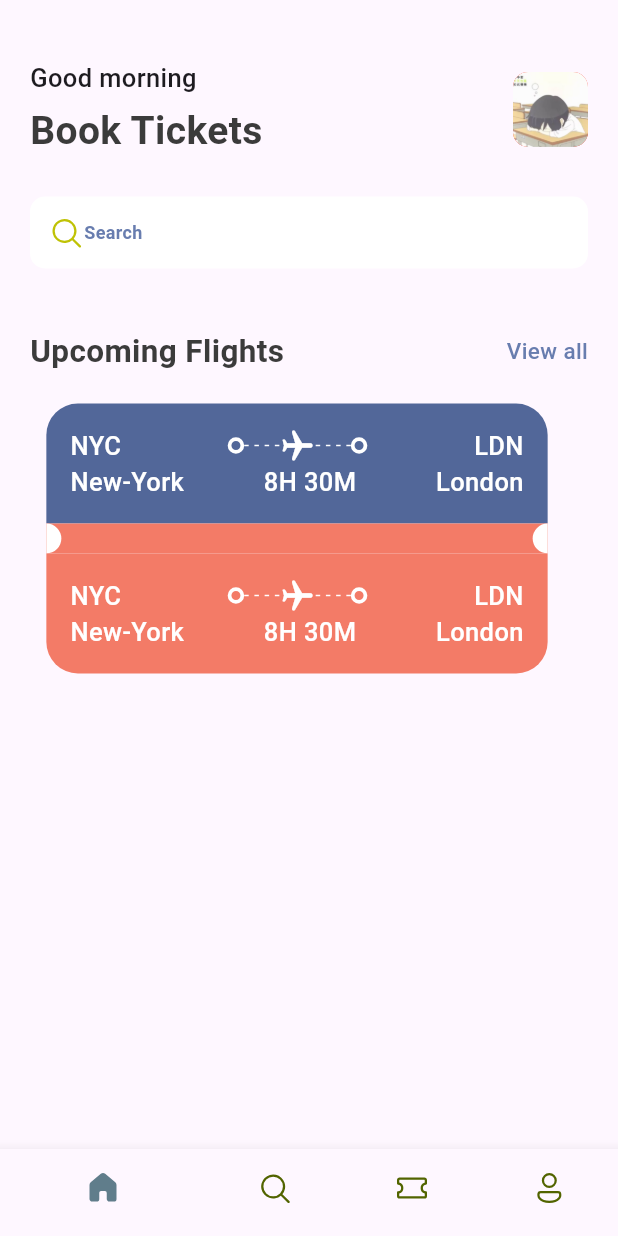
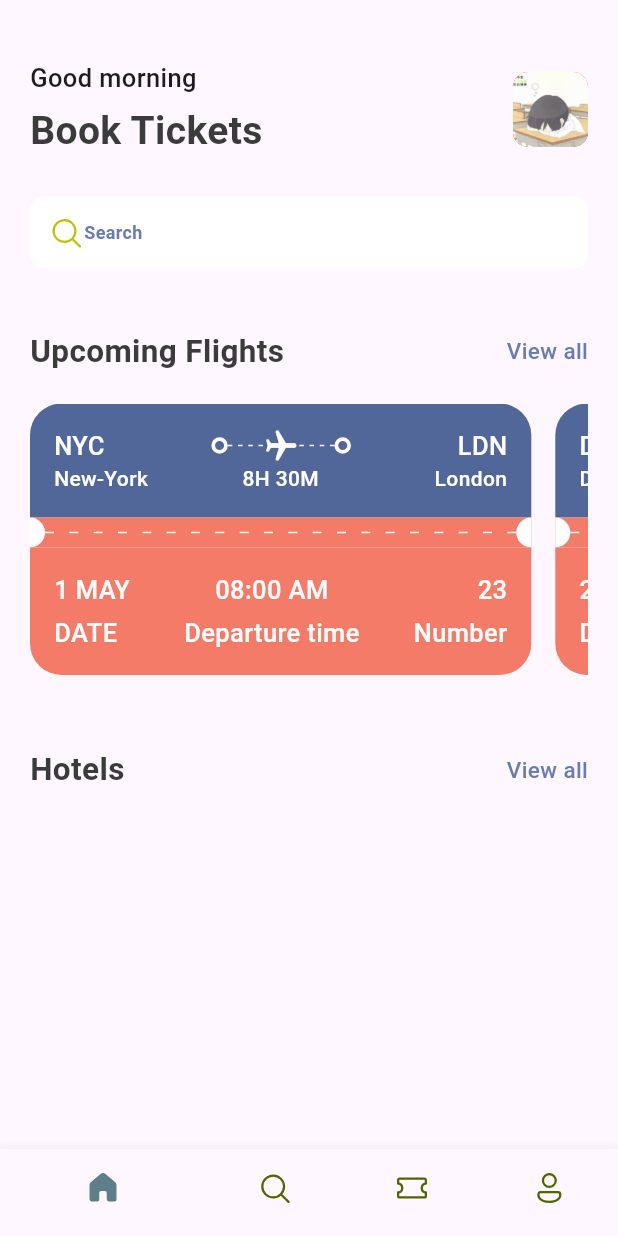
Before and after one commit to jifeicmk/tutorial-tickets, a Flutter app: the screen it shows after launch, on a phone screen of 412 x 824 dp. Run offline on Flutter 3.47's test engine with Material 3 defaults, Android fonts, the phone set to English and light mode, and no system bars; our stand-ins replace fluentui_icons.

Commit message:
update app dart

```diff
--- a/lib/base/bottom_nav_bar.dart
+++ b/lib/base/bottom_nav_bar.dart
@@ -12,7 +12,7 @@ class BottomNavBar extends StatefulWidget {
 class _BottomNavBarState extends State<BottomNavBar> {
 
   final appScreens = [
-    const Home_Screen(),
+    const Home_Screen(bigText: 'Home', smallText: 'Book Tickets'),
     const Center(child: Text("Search")),
     const Center(child: Text("Tickets")),
     const Center(child: Text("Profile")),
--- a/lib/base/res/styles/app_styles.dart
+++ b/lib/base/res/styles/app_styles.dart
@@ -12,6 +12,8 @@ class AppStyles {
   static TextStyle textStyle =
   TextStyle(fontSize: 15, fontWeight: FontWeight.w500, color: textColor);
 
+  static TextStyle headingStyle0 =
+  const TextStyle(fontSize: 12, fontWeight: FontWeight.w700, color: Color(0xFF687DAF));
   static TextStyle headingStyle1 =
       TextStyle(fontSize: 26, fontWeight: FontWeight.bold, color: textColor);
   static TextStyle headingStyle2 =
@@ -19,5 +21,6 @@ class AppStyles {
   static TextStyle headingStyle3 =
       const TextStyle(fontSize: 17, fontWeight: FontWeight.w500);
   static TextStyle headingStyle4 =
-      const TextStyle(fontSize: 12, fontWeight: FontWeight.w700, color: Color(0xFF687DAF));
+      const TextStyle(fontSize: 14, fontWeight: FontWeight.w500);
+
 }
--- a/lib/base/utils/all_json.dart
+++ b/lib/base/utils/all_json.dart
@@ -0,0 +1,72 @@
+List<Map<String,dynamic>> ticketList = [
+  {
+    'from':{
+      'code':"NYC",
+      'name':"New-York"
+    },
+    'to':{
+      'code':"LDN",
+      'name':"London"
+    },
+    'flying_time':"8H 30M",
+    'date':"1 MAY",
+    'departure_time':"08:00 AM",
+    'number':23
+  },
+  {
+    'from':{
+      'code':"DK",
+      'name':"Dhaka"
+    },
+    'to':{
+      'code':"SH",
+      'name':"Shanghai"
+    },
+    'flying_time':"5H 30M",
+    'date':"2 MAY",
+    'departure_time':"09:00 AM",
+    'number':24
+  },
+  {
+    'from':{
+      'code':"TO",
+      'name':"Tokyo"
+    },
+    'to':{
+      'code':"BE",
+      'name':"Berlin"
+    },
+    'flying_time':"10H 30M",
+    'date':"3 MAY",
+    'departure_time':"10:00 AM",
+    'number':25
+  },
+  {
+    'from':{
+      'code':"BO",
+      'name':"Bologna"
+    },
+    'to':{
+      'code':"DU",
+      'name':"Dublin"
+    },
+    'flying_time':"6H 30M",
+    'date':"4 MAY",
+    'departure_time':"11:00 AM",
+    'number':26
+  },
+  {
+    'from':{
+      'code':"OS",
+      'name':"Oslo"
+    },
+    'to':{
+      'code':"PR",
+      'name':"Paris"
+    },
+    'flying_time':"7H 30M",
+    'date':"5 MAY",
+    'departure_time':"12:00 PM",
+    'number':27
+  },
+];
--- a/lib/base/widgets/app_column_text_layout.dart
+++ b/lib/base/widgets/app_column_text_layout.dart
@@ -1,14 +1,16 @@
 import 'package:flutter/cupertino.dart';
 import 'package:tickets/base/widgets/text_style_third.dart';
 
-class AppColoumTextLayout extends StatelessWidget {
+class AppColumnTextLayout extends StatelessWidget {
   final String topText;
   final String bottomText;
-  const AppColoumTextLayout({super.key, required this.topText, required this.bottomText});
+  final CrossAxisAlignment alignment;
+  const AppColumnTextLayout({super.key, required this.topText, required this.bottomText, required this.alignment});
 
   @override
   Widget build(BuildContext context) {
     return Column(
+      crossAxisAlignment: alignment,
       children: [
         TextStyleThird(text: topText),
         const SizedBox(
--- a/lib/base/widgets/app_double_text.dart
+++ b/lib/base/widgets/app_double_text.dart
@@ -1,29 +1,28 @@
 import 'package:flutter/cupertino.dart';
 import 'package:flutter/material.dart';
 
+import '../../screens/all_tickets.dart';
 import '../res/styles/app_styles.dart';
 
 class AppDoubleText extends StatelessWidget {
   const AppDoubleText(
-      {super.key,required this.bigText, required this.smallText});
+      {super.key, required this.bigText, required this.smallText});
   final String bigText;
   final String smallText;
-
   @override
   Widget build(BuildContext context) {
-    return Row(
-      mainAxisAlignment: MainAxisAlignment.spaceBetween,
-      children: [
-        Text(bigText,style: AppStyles.headingStyle2,),
-        InkWell(
-          onTap:(){
-
-          },
-          child:Text(smallText,style: AppStyles.textStyle.copyWith(
-            color: AppStyles.primaryColor
-          ),),
-        )
-      ]
-    );
+    return Row(mainAxisAlignment: MainAxisAlignment.spaceBetween, children: [
+      Text(
+        bigText,
+        style: AppStyles.headingStyle2,
+      ),
+      InkWell(
+        onTap: () => Navigator.pushNamed(context, "/all_tickets"),
+        child: Text(
+          smallText,
+          style: AppStyles.textStyle.copyWith(color: AppStyles.primaryColor),
+        ),
+      )
+    ]);
   }
 }
--- a/lib/base/widgets/app_layoutbuilder_widget.dart
+++ b/lib/base/widgets/app_layoutbuilder_widget.dart
@@ -3,7 +3,8 @@ import 'package:flutter/material.dart';
 
 class AppLayoutBuilderWidget extends StatelessWidget {
   final int randomDivider;
-  const AppLayoutBuilderWidget({super.key, required this.randomDivider});
+  final double width;
+  const AppLayoutBuilderWidget({super.key, required this.randomDivider, required this.width});
 
   @override
   Widget build(BuildContext context) {
@@ -12,10 +13,10 @@ class AppLayoutBuilderWidget extends StatelessWidget {
         mainAxisAlignment: MainAxisAlignment.spaceBetween,
         direction: Axis.horizontal,
         mainAxisSize: MainAxisSize.max,
-        children: List.generate((constraints.constrainWidth() / randomDivider).floor(), (index) => const SizedBox(
-          width: 3,
+        children: List.generate((constraints.constrainWidth() / randomDivider).floor(), (index) => SizedBox(
+          width: width,
           height: 1,
-          child: DecoratedBox(
+          child: const DecoratedBox(
             decoration: BoxDecoration(color: Colors.white),
           ),
         )),
--- a/lib/base/widgets/ticket_view.dart
+++ b/lib/base/widgets/ticket_view.dart
@@ -1,12 +1,18 @@
 import 'package:flutter/cupertino.dart';
 import 'package:flutter/material.dart';
 import 'package:tickets/base/res/styles/app_styles.dart';
+import 'package:tickets/base/utils/all_json.dart';
+import 'package:tickets/base/widgets/app_column_text_layout.dart';
 import 'package:tickets/base/widgets/app_layoutbuilder_widget.dart';
 import 'package:tickets/base/widgets/big_circle.dart';
 import 'package:tickets/base/widgets/big_dot.dart';
+import 'package:tickets/base/widgets/text_style_fourth.dart';
+import 'package:tickets/base/widgets/text_style_third.dart';
 
 class TicketView extends StatelessWidget {
-  const TicketView({super.key});
+  final Map<String, dynamic> ticket;
+  final bool wholeScreen;
+  const TicketView({super.key, required this.ticket, this.wholeScreen = false});
 
   @override
   Widget build(BuildContext context) {
@@ -16,7 +22,7 @@ class TicketView extends StatelessWidget {
       width: size.width * 0.85,
       height: 189,
       child: Container(
-        margin: const EdgeInsets.only(right: 16),
+        margin: EdgeInsets.only(right: wholeScreen == true ? 0 : 16),
         child: Column(
           children: [
             Container(
@@ -24,25 +30,32 @@ class TicketView extends StatelessWidget {
               decoration: BoxDecoration(
                 color: AppStyles.ticketBlue,
                 borderRadius: const BorderRadius.only(
-                    topLeft: Radius.circular(21), topRight: Radius.circular(21)),
+                    topLeft: Radius.circular(21),
+                    topRight: Radius.circular(21)),
               ),
               child: Column(
                 children: [
                   Row(
                     children: [
-                      Text(
-                        "NYC",
-                        style: AppStyles.headingStyle3.copyWith(color: Colors.white),
+                      //顶栏左边文字
+                      TextStyleThird(
+                        text: ticket['from']['code'],
                       ),
                       Expanded(child: Container()),
                       const BigDot(),
+                      //中间的内容
                       Expanded(
                           child: Stack(
                         children: [
+                          // 中间的虚线
                           const SizedBox(
                             height: 24,
-                            child: AppLayoutBuilderWidget(randomDivider: 6),
+                            child: AppLayoutBuilderWidget(
+                              randomDivider: 6,
+                              width: 3,
+                            ),
                           ),
+                          //中间的飞机？
                           Center(
                               child: Transform.rotate(
                             angle: 1.57,
@@ -55,103 +68,112 @@ class TicketView extends StatelessWidget {
                       )),
                       const BigDot(),
                       Expanded(child: Container()),
-                      Text(
-                        "LDN",
-                        style: AppStyles.headingStyle3.copyWith(color: Colors.white),
-                      )
+                      //顶栏右边文字
+                      TextStyleThird(
+                        text: ticket['to']['code'],
+                      ),
                     ],
                   ),
+                  // 蓝色下半栏三个文字
                   Row(
                     children: [
-                      Text(
-                        "New-York",
-                        style: AppStyles.headingStyle3.copyWith(color: Colors.white),
+                      SizedBox(
+                          width: 100,
+                          child: TextStyleFourth(
+                            text: ticket['from']['name'],
+                          )),
+                      Expanded(child: Container()),
+                      TextStyleFourth(
+                        text: ticket['flying_time'],
                       ),
                       Expanded(child: Container()),
-                      Text(
-                        "8H 30M",
-                        style: AppStyles.headingStyle3.copyWith(color: Colors.white),
-                      ),
-                      Expanded(child: Container()),
-                      Text(
-                        "London",
-                        style: AppStyles.headingStyle3.copyWith(color: Colors.white),
+                      SizedBox(
+                        width: 100,
+                        child: TextStyleFourth(
+                          text: ticket['to']['name'],
+                          align: TextAlign.end,
+                        ),
                       )
                     ],
                   )
                 ],
               ),
             ),
+            // 中间虚线和左右半圆
             Container(
               color: AppStyles.ticketOrange,
-              child: Row(
+              child: const Row(
                 children: [
-                  const BigCircle(isRight: false),
-                  Expanded(child: Container()),
-                  const BigCircle(isRight: true),
+                  BigCircle(isRight: false),
+                  Expanded(
+                      child: AppLayoutBuilderWidget(
+                    randomDivider: 15,
+                    width: 6,
+                  )),
+                  BigCircle(isRight: true),
                 ],
               ),
             ),
+            // 下半栏的盒子和内容
             Container(
               padding: const EdgeInsets.all(16),
               decoration: BoxDecoration(
                 color: AppStyles.ticketOrange,
                 borderRadius: const BorderRadius.only(
-                    bottomRight: Radius.circular(21), bottomLeft: Radius.circular(21)),
+                    bottomRight: Radius.circular(21),
+                    bottomLeft: Radius.circular(21)),
               ),
+              // TextStyleFourth封装了底栏三块左中右的文字 使用Column的 space隔开
               child: Column(
                 children: [
                   Row(
+                    mainAxisAlignment: MainAxisAlignment.spaceBetween,
                     children: [
-                      Text(
-                        "NYC",
-                        style: AppStyles.headingStyle3.copyWith(color: Colors.white),
+                      AppColumnTextLayout(
+                        topText: ticket['date'],
+                        bottomText: "DATE",
+                        alignment: CrossAxisAlignment.start,
                       ),
-                      Expanded(child: Container()),
-                      const BigDot(),
-                      Expanded(
-                          child: Stack(
-                            children: [
-                              const SizedBox(
-                                height: 24,
-                                child: AppLayoutBuilderWidget(randomDivider: 6),
-                              ),
-                              Center(
-                                  child: Transform.rotate(
-                                    angle: 1.57,
-                                    child: const Icon(
-                                      Icons.local_airport_rounded,
-                                      color: Colors.white,
-                                    ),
-                                  )),
-                            ],
-                          )),
-                      const BigDot(),
-                      Expanded(child: Container()),
-                      Text(
-                        "LDN",
-                        style: AppStyles.headingStyle3.copyWith(color: Colors.white),
-                      )
+                      AppColumnTextLayout(
+                        topText: ticket['departure_time'],
+                        bottomText: "Departure time",
+                        alignment: CrossAxisAlignment.center,
+                      ),
+                      AppColumnTextLayout(
+                        topText: ticket['number'].toString(),
+                        bottomText: "Number",
+                        alignment: CrossAxisAlignment.end,
+                      ),
+                      // Expanded(child: Container()),
+                      // Text(
+                      //   "08:00 AM",
+                      //   style: AppStyles.headingStyle3.copyWith(color: Colors.white),
+                      // ),
+                      // Expanded(child: Container()),
+                      // Text(
+                      //   "23",
+                      //   style: AppStyles.headingStyle3.copyWith(color: Colors.white),
+                      // )
                     ],
                   ),
-                  Row(
-                    children: [
-                      Text(
-                        "New-York",
-                        style: AppStyles.headingStyle3.copyWith(color: Colors.white),
-                      ),
-                      Expanded(child: Container()),
-                      Text(
-                        "8H 30M",
-                        style: AppStyles.headingStyle3.copyWith(color: Colors.white),
-                      ),
-                      Expanded(child: Container()),
-                      Text(
-                        "London",
-                        style: AppStyles.headingStyle3.copyWith(color: Colors.white),
-                      )
-                    ],
-                  )
+                  // Row(
+                  //   children: [
+                  //     Text(
+                  //       "Date",
+                  //       style: AppStyles.headingStyle3.copyWith(color: Colors.white),
+                  //     ),
+                  //     Expanded(child: Container()),
+                  //     Text(
+                  //       "Departure time",
+                  //       style: AppStyles.headingStyle3.copyWith(color: Colors.white),
+                  //     ),
+                  //     Expanded(child: Container()),
+                  //     Text(
+                  //       "Number",
+                  //       style: AppStyles.headingStyle3.copyWith(color: Colors.white),
+                  //     )
+                  //   ],
+                  // )
                 ],
               ),
             ),
--- a/lib/main.dart
+++ b/lib/main.dart
@@ -1,5 +1,6 @@
 import 'package:flutter/material.dart';
 import 'package:tickets/base/bottom_nav_bar.dart';
+import 'package:tickets/screens/all_tickets.dart';
 
 void main() {
   runApp(const MyApp());
@@ -11,9 +12,12 @@ class MyApp extends StatelessWidget {
 
   @override
   Widget build(BuildContext context) {
-    return const MaterialApp(
+    return MaterialApp(
       debugShowCheckedModeBanner: false,
-      home: BottomNavBar(),
+      routes: {
+        "/": (context) => const BottomNavBar(),
+        "/all_tickets": (context) => const AllTickets(),
+      },
     );
   }
 }
--- a/lib/screens/all_tickets.dart
+++ b/lib/screens/all_tickets.dart
@@ -0,0 +1,27 @@
+import 'package:flutter/cupertino.dart';
+import 'package:flutter/material.dart';
+import 'package:tickets/base/utils/all_json.dart';
+
+import '../base/widgets/ticket_view.dart';
+
+class AllTickets extends StatelessWidget {
+  const AllTickets({super.key});
+
+  @override
+  Widget build(BuildContext context) {
+    return Scaffold(
+        appBar: AppBar(
+          title: const Text('All Tickets'),
+        ),
+        body: ListView(children: [
+          SingleChildScrollView(
+              child: Column(
+            children: ticketList
+                .map((singTicket) => Container(
+                    margin: const EdgeInsets.only(bottom: 20),
+                    child: TicketView(ticket: singTicket,wholeScreen: true,)))
+                .toList(),
+          ))
+        ]));
+  }
+}
--- a/lib/screens/home_screen.dart
+++ b/lib/screens/home_screen.dart
@@ -5,17 +5,23 @@ import 'package:tickets/base/widgets/app_double_text.dart';
 import 'package:tickets/base/widgets/ticket_view.dart';
 import '../base/res/media.dart';
 import '../base/res/styles/app_styles.dart';
+import '../base/utils/all_json.dart';
 
 // 首页
 class Home_Screen extends StatelessWidget {
-  const Home_Screen({super.key});
+
+  const Home_Screen({super.key, required this.bigText, required this.smallText});
+  final String bigText;
+  final String smallText;
 
   @override
   Widget build(BuildContext context) {
     return Scaffold(
       body: ListView(
         children: [
-          const SizedBox(height: 40,),
+          const SizedBox(
+            height: 40,
+          ),
           Container(
             padding: const EdgeInsets.symmetric(horizontal: 20),
             child: Column(
@@ -26,9 +32,17 @@ class Home_Screen extends StatelessWidget {
                     Column(
                       crossAxisAlignment: CrossAxisAlignment.start,
                       children: [
-                        Text("Good morning",style: AppStyles.headingStyle3,),
-                        const SizedBox(height: 5,),
-                        Text("Book Tickets",style: AppStyles.headingStyle1,),
+                        Text(
+                          "Good morning",
+                          style: AppStyles.headingStyle3,
+                        ),
+                        const SizedBox(
+                          height: 5,
+                        ),
+                        Text(
+                          "Book Tickets",
+                          style: AppStyles.headingStyle1,
+                        ),
                       ],
                     ),
                     Container(
@@ -49,24 +63,54 @@ class Home_Screen extends StatelessWidget {
                     ),
                   ],
                 ),
-                const SizedBox(height: 25,),
+                const SizedBox(
+                  height: 25,
+                ),
                 Container(
                   decoration: BoxDecoration(
-                    borderRadius: BorderRadius.circular(10),
-                    color: Colors.white
-                  ),
+                      borderRadius: BorderRadius.circular(10),
+                      color: Colors.white),
                   padding: const EdgeInsets.all(12),
                   child: Row(
                     children: [
-                      const Icon(FluentSystemIcons.ic_fluent_search_regular,color: Color(0xFFBFC205),),
-                      Text("Search",style: AppStyles.headingStyle4,)
+                      const Icon(
+                        FluentSystemIcons.ic_fluent_search_regular,
+                        color: Color(0xFFBFC205),
+                      ),
+                      Text(
+                        "Search",
+                        style: AppStyles.headingStyle0,
+                      )
                     ],
                   ),
                 ),
-                const SizedBox(height: 40,),
-                const AppDoubleText( bigText: "Upcoming Flights", smallText: "View all",),
-                const SizedBox(height: 20,),
-                const TicketView(),
+                const SizedBox(
+                  height: 40,
+                ),
+                const AppDoubleText(
+                  bigText: "Upcoming Flights",
+                  smallText: "View all",
+                ),
+                const SizedBox(
+                  height: 20,
+                ),
+                SingleChildScrollView(
+                    scrollDirection: Axis.horizontal,
+                    child: Row(
+                      // take 5 items or items 2
+                      children: ticketList
+                          .take(2)
+                          .map((singleTicket) =>
+                              TicketView(ticket: singleTicket))
+                          .toList(),
+                    )),
+                const SizedBox(
+                  height: 40,
+                ),
+                const AppDoubleText(
+                  bigText: "Hotels",
+                  smallText: "View all",
+                ),
               ],
             ),
           ),
```
